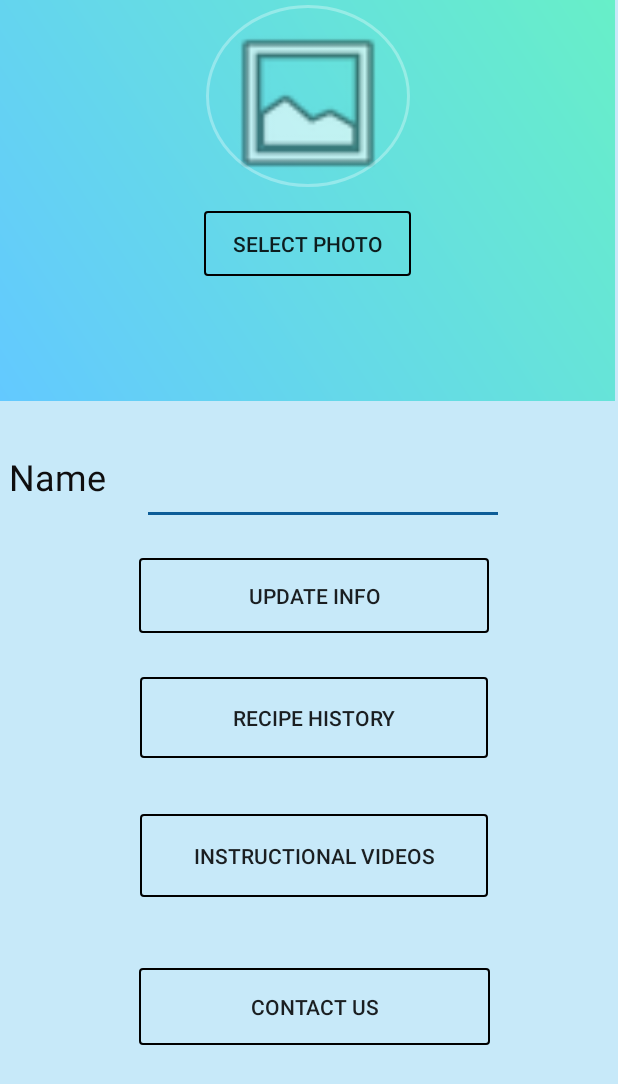
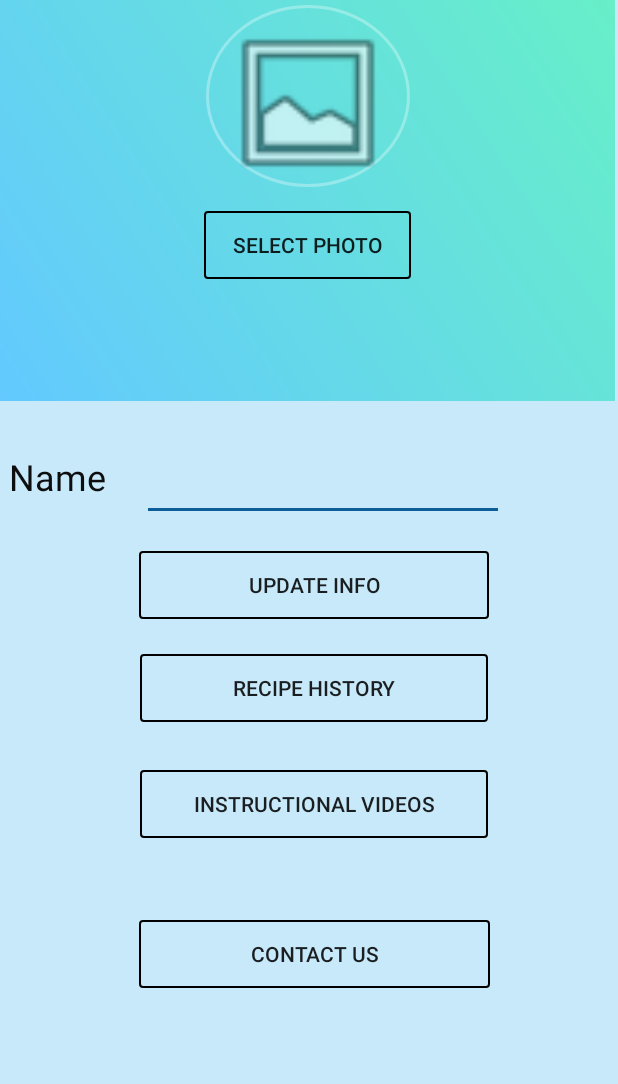
Before and after one commit to name-in-use/Cookle-Recipe-Search-engine, an Android app: the Activityprofile screen opened directly, with no data from a screen before it, on a phone screen of 412 x 824 dp. Shown: the top 1084 px of the screen. Run offline under Robolectric (Android 15) with nearby library versions, the phone set to English and light mode, and no system bars.

Commit message:
profile xml update

```diff
--- a/app/src/main/res/layout/activity_profile.xml
+++ b/app/src/main/res/layout/activity_profile.xml
@@ -76,7 +76,7 @@
         <Button
             android:id="@+id/photo_btn"
             android:layout_width="138dp"
-            android:layout_height="43dp"
+            android:layout_height="45dp"
             android:layout_marginTop="16dp"
             android:text="Select photo"
             android:background="@drawable/button_bg"
@@ -111,7 +111,7 @@
     <Button
         android:id="@+id/Update_btn"
         android:layout_width="233dp"
-        android:layout_height="50dp"
+        android:layout_height="45dp"
         android:layout_marginStart="92dp"
         android:layout_marginTop="100dp"
         android:layout_marginEnd="86dp"
@@ -128,9 +128,9 @@
     <Button
         android:id="@+id/INS"
         android:layout_width="232dp"
-        android:layout_height="55dp"
+        android:layout_height="45dp"
         android:layout_marginStart="92dp"
-        android:layout_marginTop="252dp"
+        android:layout_marginTop="215dp"
         android:layout_marginEnd="85dp"
         android:layout_marginBottom="24dp"
         android:background="@drawable/button_bg"
@@ -143,9 +143,9 @@
     <Button
         android:id="@+id/contact_btn"
         android:layout_width="234dp"
-        android:layout_height="51dp"
+        android:layout_height="45dp"
         android:layout_marginStart="92dp"
-        android:layout_marginTop="326dp"
+        android:layout_marginTop="255dp"
         android:layout_marginEnd="85dp"
         android:layout_marginBottom="75dp"
         android:background="@drawable/button_bg"
@@ -160,9 +160,9 @@
     <Button
         android:id="@+id/SaveRecBtn"
         android:layout_width="232dp"
-        android:layout_height="54dp"
+        android:layout_height="45dp"
         android:layout_marginStart="92dp"
-        android:layout_marginTop="174dp"
+        android:layout_marginTop="165dp"
         android:layout_marginEnd="85dp"
         android:layout_marginBottom="28dp"
         android:background="@drawable/button_bg"
```
